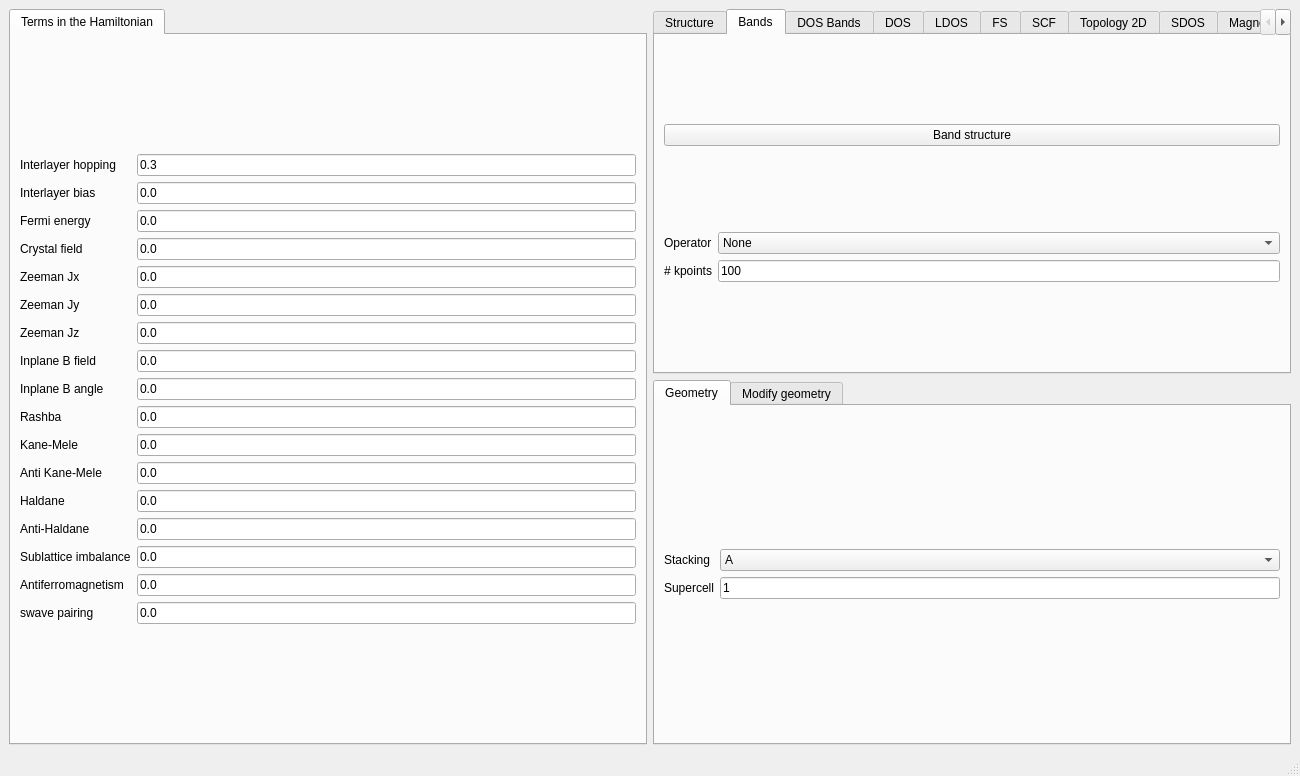
Old version of the form development/interface-pyqt/multilayergraphene/interface.ui in the repository joselado/quantum-honeycomp.
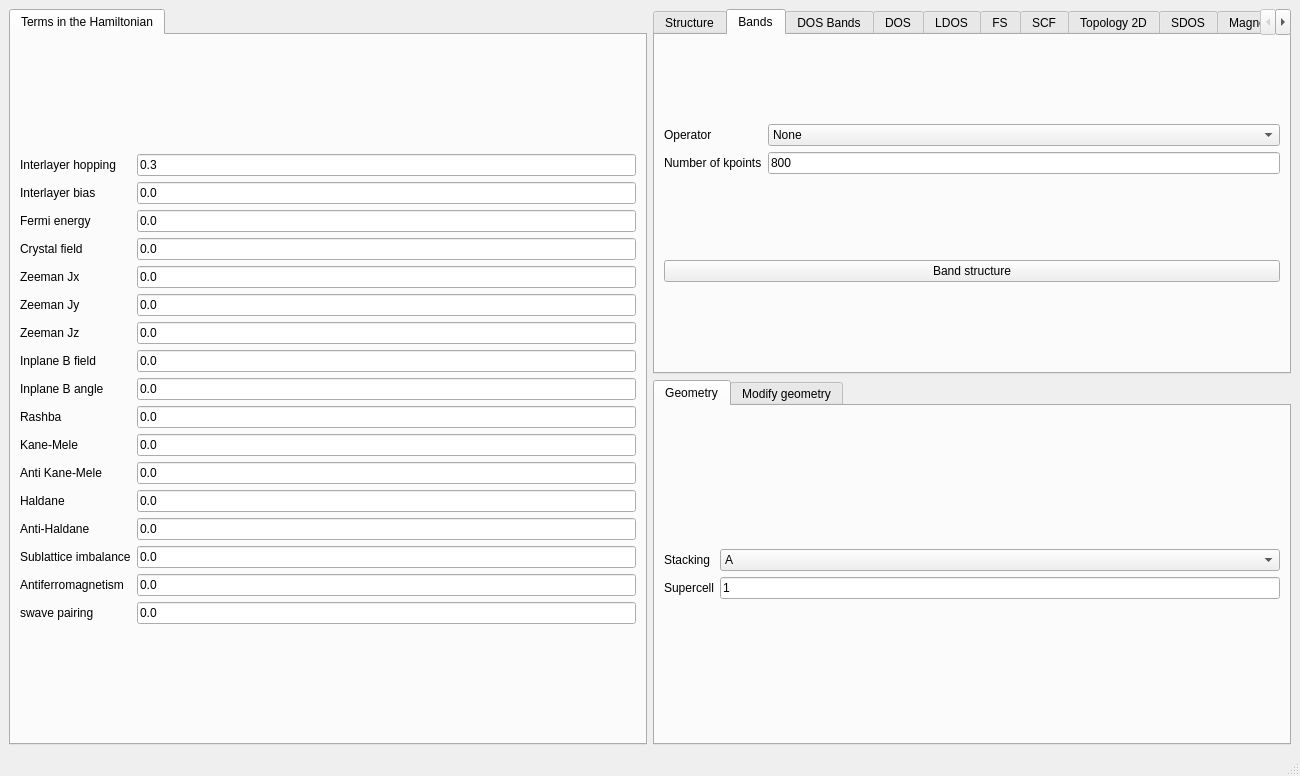
New version of the form. The open tabs and pages were chosen to show the change.

```diff
--- a/development/interface-pyqt/multilayergraphene/interface.ui
+++ b/development/interface-pyqt/multilayergraphene/interface.ui
@@ -329,13 +329,6 @@
         <string>Bands</string>
        </attribute>
        <layout class="QGridLayout" name="gridLayout_20">
-        <item row="0" column="0">
-         <widget class="QPushButton" name="show_bands">
-          <property name="text">
-           <string>Band structure</string>
-          </property>
-         </widget>
-        </item>
         <item row="1" column="0">
          <layout class="QGridLayout" name="gridLayout_2">
           <item row="0" column="0">
@@ -380,19 +373,26 @@
           <item row="1" column="0">
            <widget class="QLabel" name="label_9">
             <property name="text">
-             <string># kpoints</string>
+             <string>Number of kpoints</string>
             </property>
            </widget>
           </item>
           <item row="1" column="1">
            <widget class="QLineEdit" name="nk_bands">
             <property name="text">
-             <string>100</string>
+             <string>800</string>
             </property>
            </widget>
           </item>
          </layout>
         </item>
+        <item row="2" column="0">
+         <widget class="QPushButton" name="show_bands">
+          <property name="text">
+           <string>Band structure</string>
+          </property>
+         </widget>
+        </item>
        </layout>
       </widget>
       <widget class="QWidget" name="tab_9">
```
Left out of the diff: 342 changed lines with no effect on the pictures.
